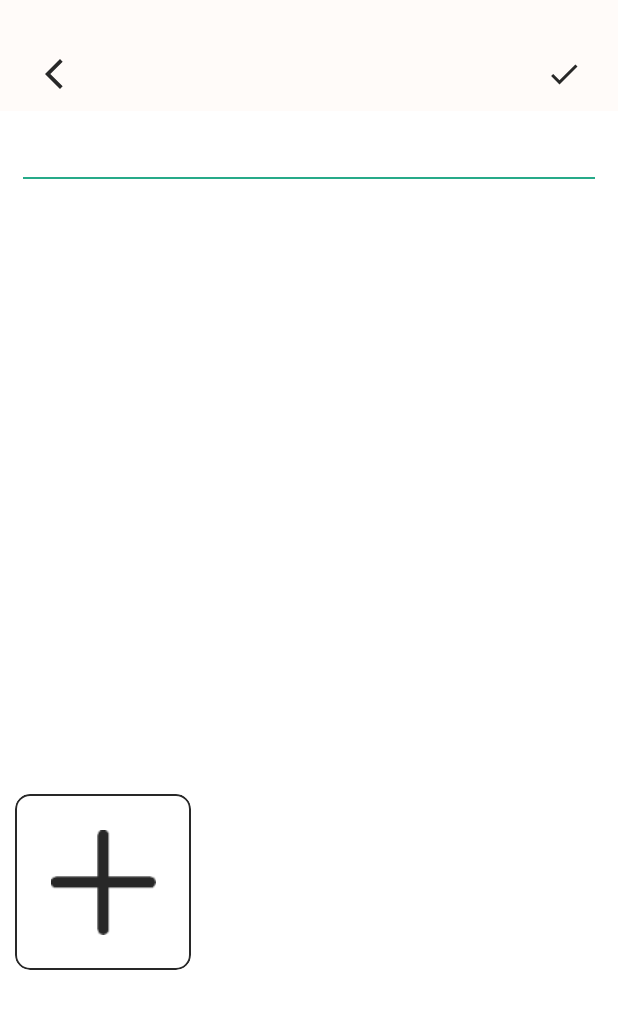
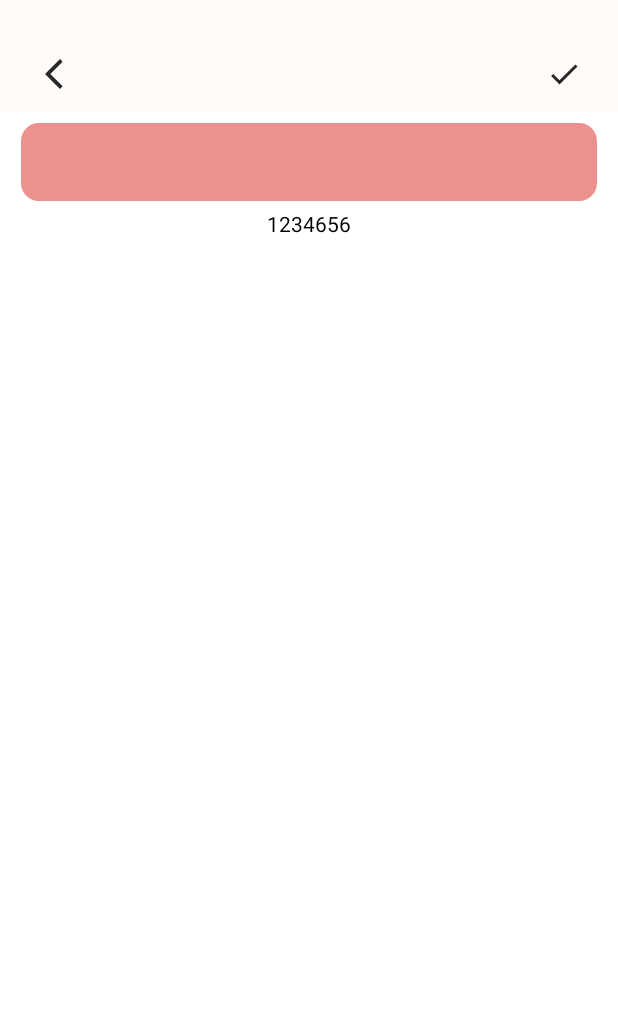
Before and after one commit to yuuuuke/MeAndStar, an Android app built with Jetpack Compose: the DiaryEditActivity screen opened directly, with no data from a screen before it, on a phone screen of 412 x 824 dp. Shown: the top 1009 px of the screen. Run offline under Robolectric (Android 15) with nearby library versions, the phone set to English and light mode, and no system bars; our stand-ins replace Room's generated code, constraintlayout-compose; libraries missing offline, so code that uses them is left out: com.bumptech.glide.

Commit message:
重写日记功能

```diff
--- a/app/build.gradle
+++ b/app/build.gradle
@@ -24,11 +24,11 @@ android {
         }
     }
     compileOptions {
-        sourceCompatibility JavaVersion.VERSION_1_8
-        targetCompatibility JavaVersion.VERSION_1_8
+        sourceCompatibility JavaVersion.VERSION_17
+        targetCompatibility JavaVersion.VERSION_17
     }
     kotlinOptions {
-        jvmTarget = '1.8'
+        jvmTarget = '17'
     }
     buildFeatures {
         compose true
--- a/app/src/main/java/com/zhpew/meandstar/activity/DiaryEditActivity.kt
+++ b/app/src/main/java/com/zhpew/meandstar/activity/DiaryEditActivity.kt
@@ -6,6 +6,7 @@ import android.widget.Toast
 import androidx.activity.result.ActivityResultLauncher
 import androidx.activity.result.PickVisualMediaRequest
 import androidx.activity.result.contract.ActivityResultContracts
+import androidx.activity.result.contract.ActivityResultContracts.PickVisualMedia.VisualMediaType
 import androidx.compose.foundation.*
 import androidx.compose.foundation.layout.*
 import androidx.compose.foundation.lazy.grid.GridCells
@@ -13,9 +14,12 @@ import androidx.compose.foundation.lazy.grid.GridItemSpan
 import androidx.compose.foundation.lazy.grid.LazyVerticalGrid
 import androidx.compose.foundation.shape.RoundedCornerShape
 import androidx.compose.foundation.text.BasicTextField
+import androidx.compose.material3.Card
+import androidx.compose.material3.Text
 import androidx.compose.runtime.Composable
 import androidx.compose.runtime.mutableStateOf
 import androidx.compose.runtime.remember
+import androidx.compose.runtime.toMutableStateList
 import androidx.compose.ui.Alignment
 import androidx.compose.ui.Modifier
 import androidx.compose.ui.draw.clip
@@ -31,8 +35,9 @@ import com.bumptech.glide.integration.compose.GlideImage
 import com.zhpew.meandstar.R
 import com.zhpew.meandstar.base.BaseActivity
 import com.zhpew.meandstar.db.dbEntity.DiaryEntity
-import com.zhpew.meandstar.utils.Go2Dp
-import com.zhpew.meandstar.utils.noAnimClick
+import com.zhpew.meandstar.db.dbEntity.DiaryItemEntity
+import com.zhpew.meandstar.ext.Go2Dp
+import com.zhpew.meandstar.ext.noAnimClick
 import com.zhpew.meandstar.vm.DateEditViewModel
 import com.zhpew.meandstar.widget.CustomActionBar
 
@@ -49,18 +54,14 @@ class DiaryEditActivity : BaseActivity<DateEditViewModel>() {
         }
     }
 
-    lateinit var picker: ActivityResultLauncher<PickVisualMediaRequest>
+    private lateinit var picker: ActivityResultLauncher<PickVisualMediaRequest>
     val data = mutableStateOf<DiaryEntity?>(null)
-    val title = mutableStateOf<String>( "")
+    val title = mutableStateOf<String>("")
     val content = mutableStateOf<String>("")
 
     override fun initData() {
-        picker = registerForActivityResult(ActivityResultContracts.PickMultipleVisualMedia(5)) {
-            val images = ArrayList(data.value?.images ?: ArrayList())
-            for (uri in it) {
-                images.add(uri.toString())
-            }
-            data.value = data.value?.copy(images = images)
+        picker = registerForActivityResult(ActivityResultContracts.PickMultipleVisualMedia(3)) {
+
         }
         val id = intent.getIntExtra(DIARY_ID, -1)
 
@@ -72,12 +73,13 @@ class DiaryEditActivity : BaseActivity<DateEditViewModel>() {
                 content.value = data.value!!.textContent
             }
         } else {
-            data.value = DiaryEntity(0, 0, "", "", null, null)
+            data.value =
+                DiaryEntity(0, 0, "", "", ArrayList<DiaryItemEntity>().toMutableStateList(), null)
         }
 
         vm.cuLiveData.observe(this) {
             Toast.makeText(this, "保存成功", Toast.LENGTH_LONG).show()
-            val intent = Intent(this,MainActivity::class.java)
+            val intent = Intent(this, MainActivity::class.java)
             startActivity(intent)
         }
     }
@@ -114,90 +116,101 @@ class DiaryEditActivity : BaseActivity<DateEditViewModel>() {
                     vm.updateOrCreateData(data.value!!)
                 })
             data.value?.let {
-                LazyVerticalGrid(
+                Column(
                     modifier = Modifier
                         .fillMaxWidth(),
-                    columns = GridCells.Fixed(3),
+                    horizontalAlignment = Alignment.CenterHorizontally,
                     content = {
-                        item(span = { GridItemSpan(3) }) {
-                            Column {
+                        Box(
+                            modifier = Modifier
+                                .padding(vertical = 8.dp, horizontal = 14.dp)
+                                .height(52.dp)
+                                .fillMaxWidth()
+                                .clip(
+                                    RoundedCornerShape(12.dp)
+                                )
+                                .background(colorResource(R.color.color_EC928E)),
+                            contentAlignment = Alignment.Center
+                        ) {
                             BasicTextField(
                                 value = title.value,
-                                    onValueChange = { title.value = it },
+                                onValueChange = {
+                                    if (it.length > 25)
+                                        return@BasicTextField
+                                    title.value = it
+                                },
                                 modifier = Modifier
-                                        .padding(top = 15.dp, start = 20.dp)
+                                    .padding(start = 15.dp, end = 15.dp)
                                     .fillMaxWidth(),
-                                    singleLine = true,
                                 textStyle = TextStyle(
                                     fontSize = 16.sp,
                                     color = colorResource(id = R.color.text_color)
                                 )
                             )
-                                Box(
-                                    modifier = Modifier
-                                        .fillMaxWidth()
-                                        .padding(top = 10.dp, start = 15.dp, end = 15.dp)
-                                        .background(colorResource(id = R.color.color_26AA89))
-                                        .height(1.dp)
-                                )
-                                BasicTextField(
-                                    value = content.value,
-                                    onValueChange = { content.value = it },
-                                    modifier = Modifier
-                                        .fillMaxWidth()
-                                        .defaultMinSize(minHeight = 400.dp)
-                                        .padding(top = 16.dp, start = 20.dp),
-                                    textStyle = TextStyle(
-                                        fontSize = 15.sp,
-                                        color = colorResource(id = R.color.text_color)
+                        }
+                        data.value!!.diaryItem.forEach { item ->
+                            if (item.type == 0) {
+                                // 图片
+                            } else {
+                                // 文字
+                                DiaryTextView(item)
+                            }
+                        }
+                        Row {
+                            Text(
+                                text = "123",
+                                modifier = Modifier.noAnimClick {
+                                    // 添加一行文字
+                                    data.value!!.diaryItem.add(
+                                        DiaryItemEntity(
+                                            1,
+                                            "",
+                                            data.value!!.diaryItem.size
                                         )
                                     )
                                 }
+                            )
+
+                            Text(
+                                text = "4656",
+                                modifier = Modifier.noAnimClick {
+                                    // 添加一行图片
+                                    picker.launch(PickVisualMediaRequest(ActivityResultContracts.PickVisualMedia.ImageOnly))
                                 }
-                        items((it.images?.size ?: 0) + 1) { index ->
-                            if (index == (it.images?.size ?: 0)) {
-                                Box(
-                                    contentAlignment = Alignment.Center,
-                                    modifier = Modifier
-                                        .height(height.value.dp)
-                                        .padding(10.dp)
-                                        .clip(RoundedCornerShape(10.dp))
-                                        .border(
-                                            1.dp,
-                                            colorResource(id = R.color.text_color),
-                                            RoundedCornerShape(10.dp)
                             )
-                                        .noAnimClick {
-//                                            //选图界面
-                                            picker.launch(
-                                                PickVisualMediaRequest(
-                                                    ActivityResultContracts.PickVisualMedia.ImageOnly
-                                                )
-                                            )
-                                        }
-                                ) {
-                                    Image(
-                                        painter = painterResource(id = R.drawable.img_add),
-                                        contentDescription = "",
-                                        modifier = Modifier
-                                            .width(70.dp)
-                                            .height(70.dp)
-                                    )
-                                }
-                            } else {
-                                GlideImage(
-                                    modifier = Modifier
-                                        .height(height.value.dp)
-                                        .padding(10.dp)
-                                        .clip(RoundedCornerShape(10.dp)),
-                                    model = it.images?.get(index),
-                                    contentDescription = "",
-                                    contentScale = ContentScale.Crop
-                                )
-                            }
                         }
                     })
             }
         }
     }
+
+    @Composable
+    fun DiaryTextView(item: DiaryItemEntity) {
+//        Box(
+//            modifier = Modifier
+//                .padding(vertical = 10.dp, horizontal = 8.dp)
+//                .clip(
+//                    RoundedCornerShape(12.dp)
+//                )
+//                .background(colorResource(id = R.color.color_E46962)),
+//            contentAlignment = Alignment.Center
+//
+//        ) {
+        BasicTextField(
+            modifier = Modifier
+                .fillMaxWidth()
+                .padding(5.dp)
+                .clip(
+                    RoundedCornerShape(12.dp)
+                )
+                .background(colorResource(id = R.color.color_E46962)),
+            textStyle = TextStyle(
+                fontSize = 16.sp,
+                color = colorResource(id = R.color.text_color)
+            ),
+            value = item.text,
+            onValueChange = { data.value?.diaryItem?.get(item.index)?.text = it },
+        )
+//        }
     }
+}
--- a/app/src/main/java/com/zhpew/meandstar/db/StarRoomDatabase.kt
+++ b/app/src/main/java/com/zhpew/meandstar/db/StarRoomDatabase.kt
@@ -8,7 +8,7 @@ import com.zhpew.meandstar.db.dbEntity.CommemorationDayEntity
 import com.zhpew.meandstar.db.dbEntity.DiaryEntity
 
 @Database(entities = [CommemorationDayEntity::class, DiaryEntity::class], version = 1, exportSchema = false)
-@TypeConverters(CustomConverter::class)
+@TypeConverters(CustomConverter::class,DiaryItemConverter::class)
 public abstract class StarRoomDatabase : RoomDatabase() {
 
     abstract fun CommemorationDao(): CommemorationDAO
--- a/app/src/main/java/com/zhpew/meandstar/db/dbEntity/DiaryEntity.kt
+++ b/app/src/main/java/com/zhpew/meandstar/db/dbEntity/DiaryEntity.kt
@@ -1,5 +1,6 @@
 package com.zhpew.meandstar.db.dbEntity
 
+import androidx.compose.runtime.snapshots.SnapshotStateList
 import androidx.room.Entity
 import androidx.room.PrimaryKey
 
@@ -8,8 +9,15 @@ data class DiaryEntity(
     @PrimaryKey(autoGenerate = true)
     var id: Int = -1,
     var editTime: Long,
-    var title:String,
+    var title: String,
     var textContent: String,
+    var diaryItem:SnapshotStateList<DiaryItemEntity>,
     var bg: String?,
-    var images: ArrayList<String>?
 )
+
+data class DiaryItemEntity(
+    // 0 图片，1 文字
+    var type: Int = 0,
+    var text: String,
+    var index:Int
+)
--- a/app/src/main/java/com/zhpew/meandstar/ext/ViewEx.kt
+++ b/app/src/main/java/com/zhpew/meandstar/ext/ViewEx.kt
@@ -1,4 +1,4 @@
-package com.zhpew.meandstar.utils
+package com.zhpew.meandstar.ext
 
 import android.annotation.SuppressLint
 import android.util.Log
--- a/app/src/main/java/com/zhpew/meandstar/fragment/DateFragment.kt
+++ b/app/src/main/java/com/zhpew/meandstar/fragment/DateFragment.kt
@@ -21,7 +21,7 @@ import com.zhpew.meandstar.R
 import com.zhpew.meandstar.base.BaseFragment
 import com.zhpew.meandstar.db.dbEntity.CommemorationDayEntity
 import com.zhpew.meandstar.utils.getWeekOfDate
-import com.zhpew.meandstar.utils.noAnimClick
+import com.zhpew.meandstar.ext.noAnimClick
 import com.zhpew.meandstar.utils.time2String
 import com.zhpew.meandstar.vm.DateViewModel
 import com.zhpew.meandstar.vm.DateUiState
--- a/app/src/main/java/com/zhpew/meandstar/widget/ActionBar.kt
+++ b/app/src/main/java/com/zhpew/meandstar/widget/ActionBar.kt
@@ -1,6 +1,5 @@
 package com.zhpew.meandstar.widget
 
-import android.util.Log
 import androidx.compose.foundation.Image
 import androidx.compose.foundation.background
 import androidx.compose.foundation.layout.*
@@ -14,7 +13,7 @@ import androidx.compose.ui.unit.dp
 import androidx.compose.ui.unit.sp
 import androidx.constraintlayout.compose.ConstraintLayout
 import com.zhpew.meandstar.R
-import com.zhpew.meandstar.utils.noAnimClick
+import com.zhpew.meandstar.ext.noAnimClick
 
 @Composable
 fun CustomActionBar(
--- a/app/src/main/java/com/zhpew/meandstar/widget/AddDateDialog.kt
+++ b/app/src/main/java/com/zhpew/meandstar/widget/AddDateDialog.kt
@@ -7,11 +7,9 @@ import androidx.compose.foundation.layout.*
 import androidx.compose.foundation.shape.RoundedCornerShape
 import androidx.compose.foundation.text.BasicTextField
 import androidx.compose.material3.Card
-import androidx.compose.material3.ExperimentalMaterial3Api
 import androidx.compose.material3.Text
 import androidx.compose.runtime.Composable
 import androidx.compose.runtime.mutableStateOf
-import androidx.compose.runtime.remember
 import androidx.compose.ui.Alignment
 import androidx.compose.ui.Modifier
 import androidx.compose.ui.draw.clip
@@ -24,7 +22,7 @@ import androidx.compose.ui.unit.sp
 import androidx.compose.ui.window.Dialog
 import com.zhpew.meandstar.R
 import com.zhpew.meandstar.db.dbEntity.CommemorationDayEntity
-import com.zhpew.meandstar.utils.noAnimClick
+import com.zhpew.meandstar.ext.noAnimClick
 import com.zhpew.meandstar.utils.time2String
 
 val nameValue = mutableStateOf( "")
```
Also changed, not shown: app/src/main/java/com/zhpew/meandstar/activity/DiaryActivity.kt (+16 -16 lines), app/src/main/java/com/zhpew/meandstar/db/DiaryItemConverter.kt (added, +22 -0 lines), app/src/main/java/com/zhpew/meandstar/fragment/DiaryFragment.kt (+1 -6 lines), build.gradle (+7 -3 lines), gradle/wrapper/gradle-wrapper.properties, 2 other files. Lines whose indentation alone changed are shown as unchanged.
